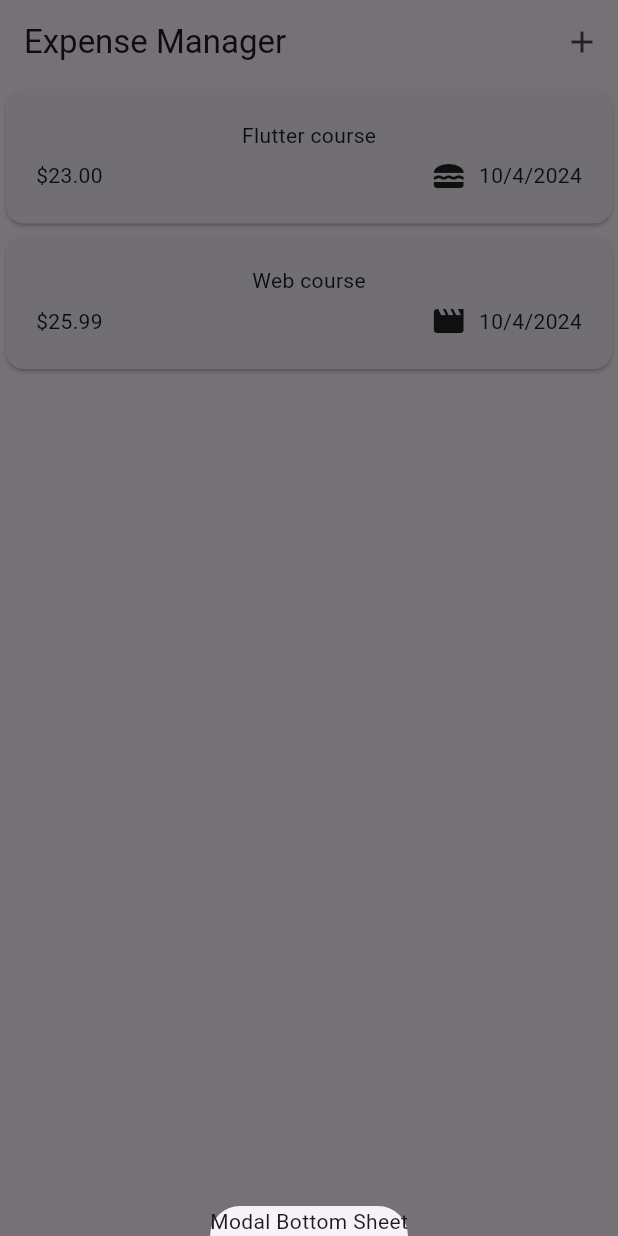
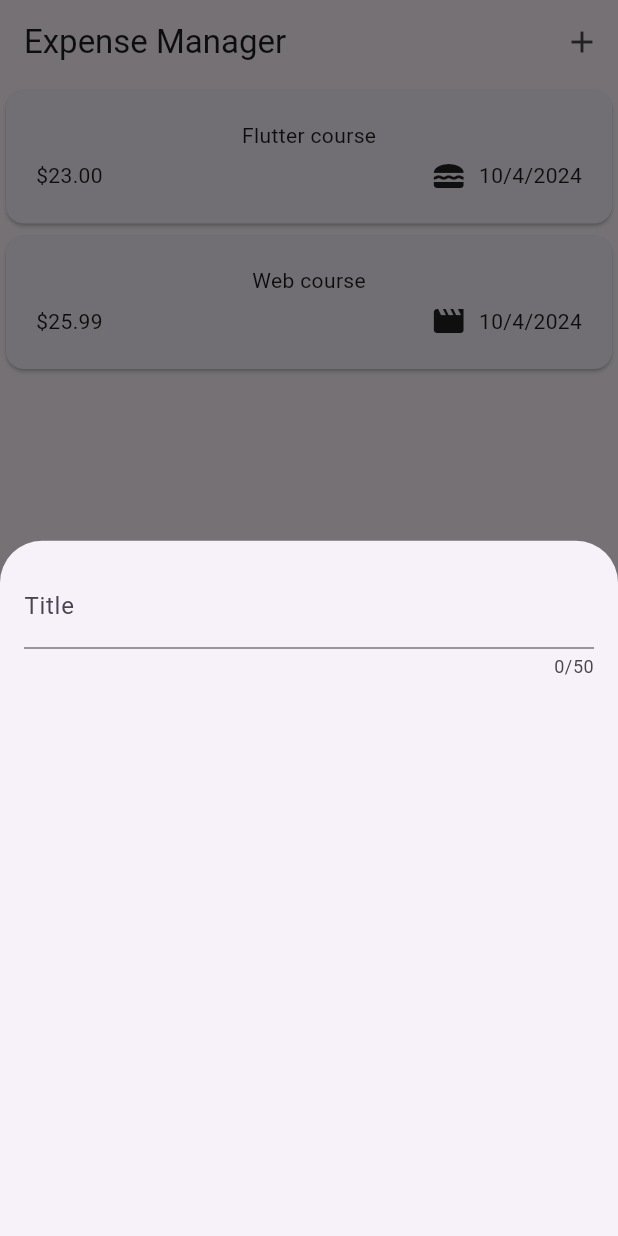
Before and after one commit to Ishtiaq-Hossen/ExpenseManager, a Flutter app: the screen it shows after launch, after a tap on the "add" icon, on a phone screen of 412 x 824 dp. Run offline on Flutter 3.47's test engine with Material 3 defaults, Android fonts, the phone set to English and light mode, and no system bars.

Commit message:
added some files 23

```diff
--- a/lib/screens/expense_screen.dart
+++ b/lib/screens/expense_screen.dart
@@ -1,4 +1,5 @@
 
+import 'package:expensemanager/screens/new_expense.dart';
 import 'package:flutter/material.dart';
 
 import '../enums/catagory_enums.dart';
@@ -26,7 +27,10 @@ class _ExpenseScreenState extends State<ExpenseScreen> {
 
   ];
   void _openAddExpenseModal(){
-    showModalBottomSheet(context: context, builder: (ctx)=>Text('Modal Bottom Sheet'));
+    showModalBottomSheet(
+        context: context,
+        builder: (ctx)=>NewExpense()
+    );
   }
   @override
   Widget build(BuildContext context) {
--- /dev/null
+++ b/lib/screens/new_expense.dart
@@ -0,0 +1,32 @@
+
+import 'package:flutter/material.dart';
+
+class NewExpense extends StatefulWidget {
+  const NewExpense({super.key});
+
+  @override
+  State<NewExpense> createState() => _NewExpenseState();
+}
+
+class _NewExpenseState extends State<NewExpense> {
+  @override
+  Widget build(BuildContext context) {
+    return Padding(
+        padding: const EdgeInsets.all(16),
+        child: Column(
+          children:[
+            //input for title
+            TextField(
+              onChanged: (value){
+                print(value);
+              },
+              maxLength:50,
+              decoration: InputDecoration(
+                  label: Text('Title')
+              )
+            )
+          ]
+        )
+    );
+  }
+}
```
